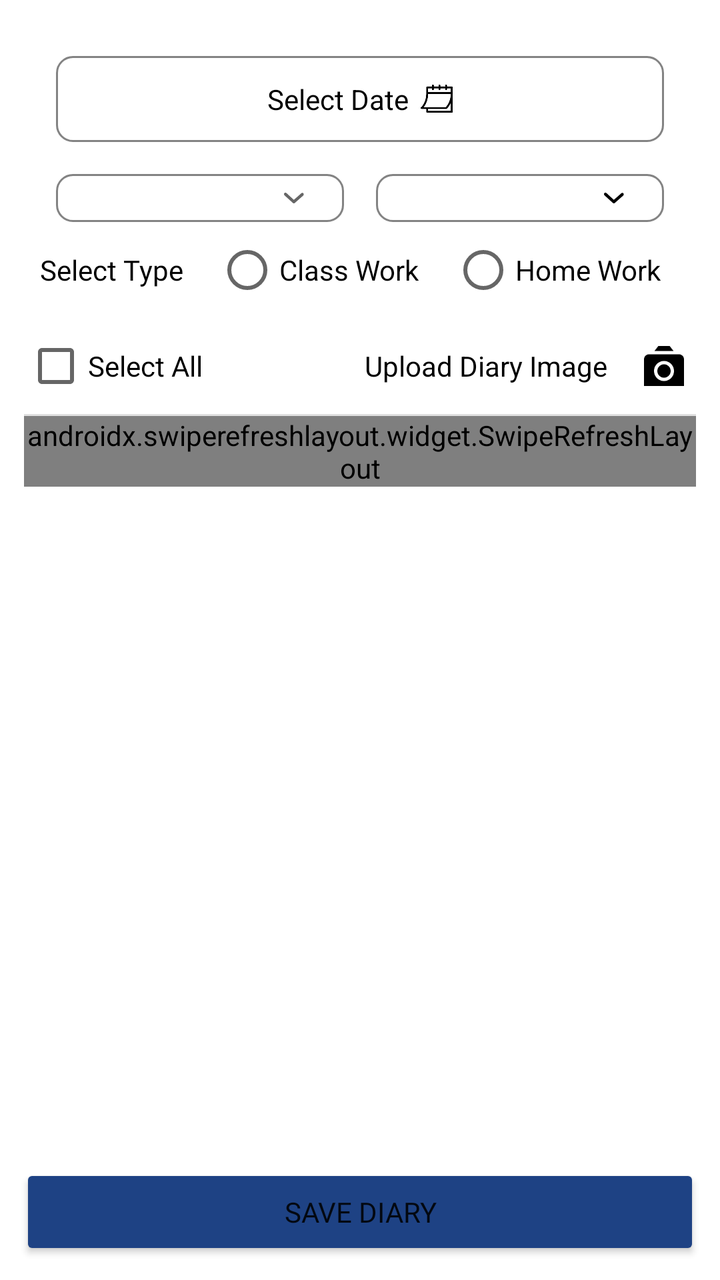
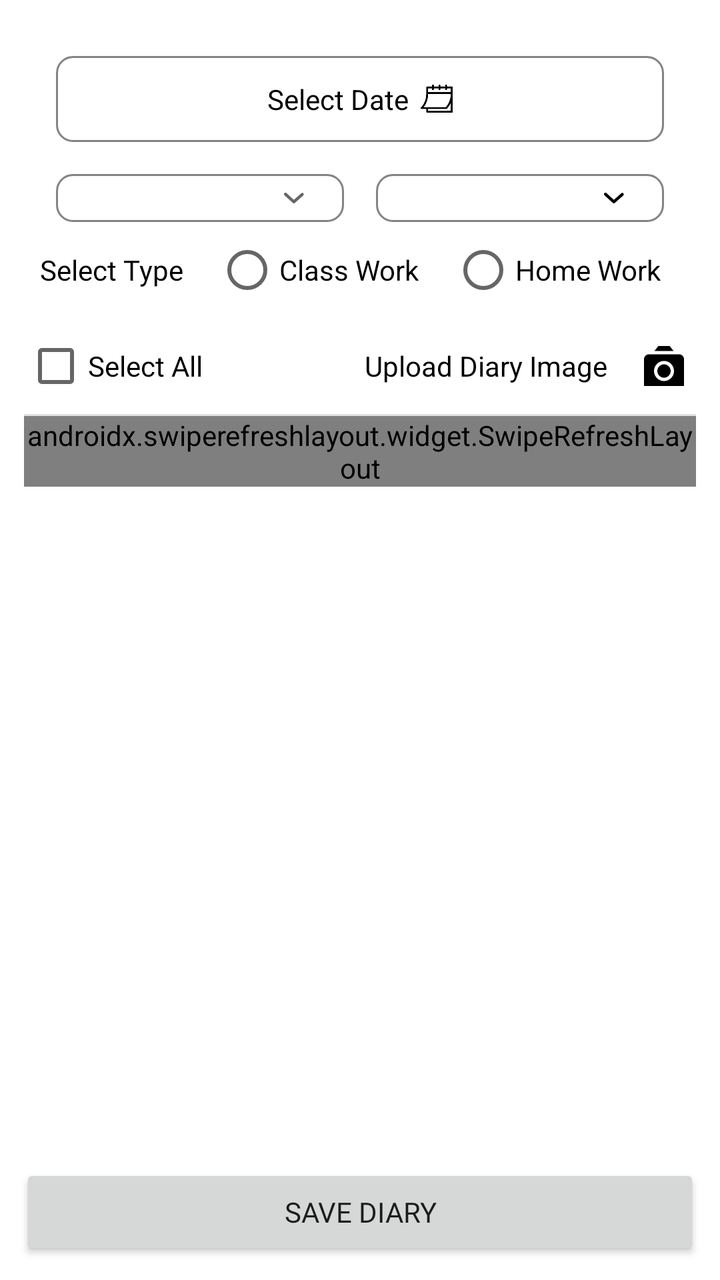

Before-and-after screenshots of an Android layout around one commit, followed by the original layout XML and the change that was made.
<!-- AndroidManifest.xml: application theme Theme.School -->
<!-- res/layout/fragment_diary.xml -->
<?xml version="1.0" encoding="utf-8"?>
<androidx.constraintlayout.widget.ConstraintLayout xmlns:android="http://schemas.android.com/apk/res/android"
    xmlns:app="http://schemas.android.com/apk/res-auto"
    xmlns:tools="http://schemas.android.com/tools"
    android:layout_width="match_parent"
    android:layout_height="match_parent"
    tools:context=".fragments.DiaryFragment">

    <LinearLayout
        android:layout_width="match_parent"
        android:layout_height="0dp"
        android:orientation="vertical"
        android:padding="12dp"
        app:layout_constraintBottom_toTopOf="@+id/save_attendance_btn"
        app:layout_constraintEnd_toEndOf="parent"
        app:layout_constraintStart_toStartOf="parent"
        app:layout_constraintTop_toTopOf="parent">

        <LinearLayout
            android:id="@+id/date_lo"
            android:layout_width="match_parent"
            android:layout_height="wrap_content"
            android:layout_margin="16dp"
            android:background="@drawable/edit_text_bg"
            android:gravity="center"
            android:orientation="horizontal"
            android:padding="12dp">

            <TextView
                android:id="@+id/date_txt"
                android:layout_width="wrap_content"
                android:layout_height="wrap_content"
                android:layout_marginEnd="6dp"
                android:hint="Select Date"
                android:textColor="@color/black"
                android:textColorHint="@color/black"
                android:textSize="14dp" />

            <ImageView
                android:layout_width="16dp"
                android:layout_height="16dp"
                android:src="@drawable/calender_img"
                app:tint="@color/black" />

        </LinearLayout>

        <LinearLayout
            android:layout_width="match_parent"
            android:layout_height="wrap_content"
            android:layout_marginStart="16dp"
            android:layout_marginEnd="16dp"
            android:gravity="center"
            android:orientation="horizontal">

            <LinearLayout
                android:id="@+id/classes_lo"
                android:layout_width="match_parent"
                android:layout_height="wrap_content"
                android:layout_marginEnd="8dp"
                android:layout_weight="1"
                android:background="@drawable/edit_text_bg"
                android:orientation="horizontal">

                <Spinner
                    android:id="@+id/classes_sp"
                    android:layout_width="wrap_content"
                    android:layout_height="wrap_content"
                    android:layout_weight="1"
                    android:background="@android:color/transparent"
                    android:padding="12dp" />

                <ImageView
                    android:id="@+id/img_class"
                    android:layout_width="20dp"
                    android:layout_height="20dp"
                    android:layout_alignParentEnd="true"
                    android:layout_centerInParent="true"
                    android:layout_gravity="center"
                    android:layout_marginEnd="15dp"
                    android:gravity="center"
                    android:padding="5dp"
                    android:src="@drawable/down_arrow_img"
                    android:visibility="visible"
                    app:tint="@color/gray1"></ImageView>

            </LinearLayout>

            <LinearLayout
                android:id="@+id/sections_lo"
                android:layout_width="match_parent"
                android:layout_height="wrap_content"
                android:layout_marginStart="8dp"
                android:layout_weight="1"
                android:background="@drawable/edit_text_bg"
                android:orientation="horizontal">

                <Spinner
                    android:id="@+id/sections_sp"
                    android:layout_width="wrap_content"
                    android:layout_height="wrap_content"
                    android:layout_weight="1"
                    android:background="@android:color/transparent"
                    android:padding="12dp" />

                <ImageView
                    android:layout_width="20dp"
                    android:layout_height="20dp"
                    android:layout_alignParentEnd="true"
                    android:layout_centerInParent="true"
                    android:layout_gravity="center"
                    android:layout_marginEnd="15dp"
                    android:gravity="center"
                    android:padding="5dp"
                    android:src="@drawable/down_arrow_img"
                    android:visibility="visible"
                    app:tint="@color/black">

                </ImageView>

            </LinearLayout>

        </LinearLayout>

        <LinearLayout
            android:layout_width="match_parent"
            android:layout_height="wrap_content"
            android:layout_gravity="center"
            android:layout_marginStart="8dp"
            android:layout_marginTop="@dimen/_5sdp"
            android:layout_marginEnd="8dp"
            android:orientation="horizontal">

            <TextView
                android:id="@+id/textView28"
                android:layout_width="wrap_content"
                android:layout_height="wrap_content"
                android:layout_gravity="center"
                android:fontFamily="@font/inter_medium"
                android:text="Select Type"
                android:textColor="@color/black" />

            <RadioGroup
                android:id="@+id/diary_type_rg"
                android:layout_width="match_parent"
                android:layout_height="wrap_content"
                android:layout_marginStart="16dp"
                android:orientation="horizontal">

                <RadioButton
                    android:id="@+id/class_work_rb"
                    android:layout_width="wrap_content"
                    android:layout_height="wrap_content"
                    android:layout_marginEnd="16dp"
                    android:text="Class Work"/>

                <RadioButton
                    android:id="@+id/home_work_rb"
                    android:layout_width="wrap_content"
                    android:layout_height="wrap_content"
                    android:text="Home Work"/>
            </RadioGroup>

        </LinearLayout>

        <LinearLayout
            android:layout_width="match_parent"
            android:layout_height="wrap_content"
            android:orientation="horizontal">

            <CheckBox
                android:id="@+id/select_all_cb"
                android:layout_width="match_parent"
                android:layout_height="wrap_content"
                android:layout_weight="1"
                android:text="Select All" />
            
            <TextView
                android:id="@+id/file_name_txt"
                android:layout_width="wrap_content"
                android:layout_height="wrap_content"
                android:layout_marginEnd="12dp"
                android:textSize="14dp"
                android:textColor="@color/black"
                android:text="Upload Diary Image"/>

            <ImageView
                android:id="@+id/allPic_img"
                android:layout_width="32dp"
                android:layout_height="32dp"
                android:layout_gravity="center"
                android:adjustViewBounds="true"
                android:padding="6dp"
                android:src="@drawable/cameara_img" />
        </LinearLayout>

        <LinearLayout
            android:id="@+id/details_ll"
            android:layout_width="match_parent"
            android:layout_height="wrap_content"
            android:orientation="vertical"
            android:visibility="gone">

            <TextView
                android:id="@+id/textView30"
                android:layout_width="wrap_content"
                android:layout_height="wrap_content"
                android:fontFamily="@font/inter_medium"
                android:text="Details"
                android:textColor="@color/black" />

            <EditText
                android:id="@+id/et_details"
                android:layout_width="match_parent"
                android:layout_height="46dp"
                android:layout_marginTop="5dp"
                android:background="@drawable/edit_text"
                android:ems="10"
                android:layout_marginBottom="12dp"
                android:hint="Enter"
                android:inputType="text"
                android:padding="12dp"
                android:textSize="14dp" />

        </LinearLayout>

        <View
            android:id="@+id/divider16"
            android:layout_width="match_parent"
            android:layout_height="1dp"
            android:background="?android:attr/listDivider"
            app:layout_constraintBottom_toBottomOf="parent"
            app:layout_constraintEnd_toEndOf="parent"
            app:layout_constraintStart_toStartOf="parent"
            app:layout_constraintTop_toTopOf="parent" />

        <androidx.constraintlayout.widget.ConstraintLayout
            android:layout_width="match_parent"
            android:layout_height="match_parent"
            android:orientation="vertical">

            <androidx.swiperefreshlayout.widget.SwipeRefreshLayout
                android:id="@+id/refresh_layout"
                android:layout_width="match_parent"
                android:layout_height="wrap_content"
                app:layout_constraintBottom_toBottomOf="parent"
                app:layout_constraintEnd_toEndOf="parent"
                app:layout_constraintStart_toStartOf="parent"
                app:layout_constraintTop_toTopOf="parent">

                <androidx.recyclerview.widget.RecyclerView
                    android:id="@+id/students_rv"
                    android:layout_width="match_parent"
                    android:layout_height="wrap_content"
                    android:visibility="gone" />

            </androidx.swiperefreshlayout.widget.SwipeRefreshLayout>

            <TextView
                android:id="@+id/no_data_found_txt"
                android:layout_width="wrap_content"
                android:layout_height="wrap_content"
                android:fontFamily="@font/inter_semibold"
                android:text="@string/no_student_found_please_change_class"
                android:textColor="@color/black"
                android:textSize="18dp"
                android:visibility="gone"
                app:layout_constraintBottom_toBottomOf="parent"
                app:layout_constraintEnd_toEndOf="parent"
                app:layout_constraintStart_toStartOf="parent"
                app:layout_constraintTop_toTopOf="parent" />
        </androidx.constraintlayout.widget.ConstraintLayout>
        
    </LinearLayout>

    <com.wang.avi.AVLoadingIndicatorView
        android:id="@+id/progress"
        style="@style/AVLoadingIndicatorView"
        android:layout_width="wrap_content"
        android:layout_height="wrap_content"
        android:visibility="gone"
        app:indicatorColor="@color/blue"
        app:indicatorName="LineSpinFadeLoaderIndicator"
        app:layout_constraintTop_toTopOf="parent"
        app:layout_constraintBottom_toBottomOf="parent"
        app:layout_constraintStart_toStartOf="parent"
        app:layout_constraintEnd_toEndOf="parent"/>

    <Button
        android:id="@+id/save_diary_btn"
        android:layout_width="0dp"
        android:layout_height="wrap_content"
        android:layout_margin="10dp"
        android:text="SAVE DIARY"
        android:textAllCaps="true"
        android:backgroundTint="@color/blue"
        android:fontFamily="@font/inter"
        app:cornerRadius="8dp"
        app:layout_constraintBottom_toBottomOf="parent"
        app:layout_constraintStart_toStartOf="parent"
        app:layout_constraintEnd_toEndOf="parent"/>

</androidx.constraintlayout.widget.ConstraintLayout>
<!-- resources referenced by this layout -->
<resources>
  <color name="black">#FF000000</color>
  <color name="blue">#1E4284</color>
  <color name="gray1">#666666</color>
  <!-- drawable calender_img: png bitmap (drawable, 2326 bytes) -->
  <!-- drawable cameara_img: png bitmap (drawable, 1159 bytes) -->
  <!-- drawable down_arrow_img: png bitmap (drawable, 513 bytes) -->
  <!-- drawable edit_text: png bitmap (drawable, 3251 bytes) -->
  <!-- drawable edit_text_bg (drawable) -->
  <?xml version="1.0" encoding="utf-8"?>
  <shape xmlns:android="http://schemas.android.com/apk/res/android">
      <corners android:radius="8dp" />
      <solid android:color="@color/white" />
      <stroke android:width="1dp"
          android:color="@color/light_gray1"/>
  </shape>
  <string name="no_student_found_please_change_class">No student found. Please change class..!</string>
  <style name="Theme.School" parent="Base.Theme.School" />
  <color name="white">#FFFFFFFF</color>
  <color name="light_gray1">#838383</color>
  <style name="Base.Theme.School" parent="Theme.MaterialComponents.Light.NoActionBar">
          
          
          <item name="colorPrimary">@color/blue</item>
          <item name="colorPrimaryVariant">@color/blue</item>
          <item name="colorOnPrimary">@color/white</item>
          <item name="colorSecondary">@color/light_blue</item>
          <item name="colorSecondaryVariant">@color/teal_700</item>
          <item name="colorOnSecondary">@color/white</item>
          <item name="android:windowLightStatusBar" tools:ignore="NewApi">true</item>
          <item name="android:statusBarColor">@color/white</item>
          <item name="android:windowDisablePreview">true</item>
      </style>
  <color name="light_blue">#1B55F1</color>
  <color name="teal_700">#FF018786</color>
</resources>

<!-- the commit's change to res/layout/fragment_diary.xml (unified diff, before → after) -->
@@ -292,7 +292,6 @@
         android:layout_margin="10dp"
         android:text="SAVE DIARY"
         android:textAllCaps="true"
-        android:backgroundTint="@color/blue"
         android:fontFamily="@font/inter"
         app:cornerRadius="8dp"
         app:layout_constraintBottom_toBottomOf="parent"
